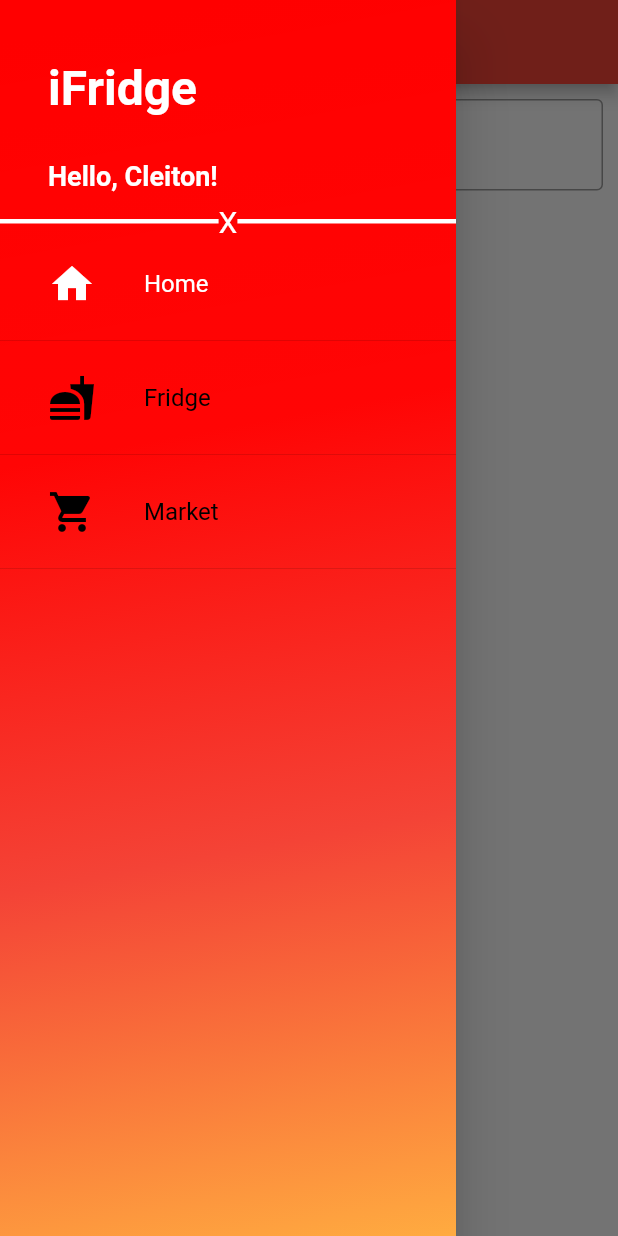
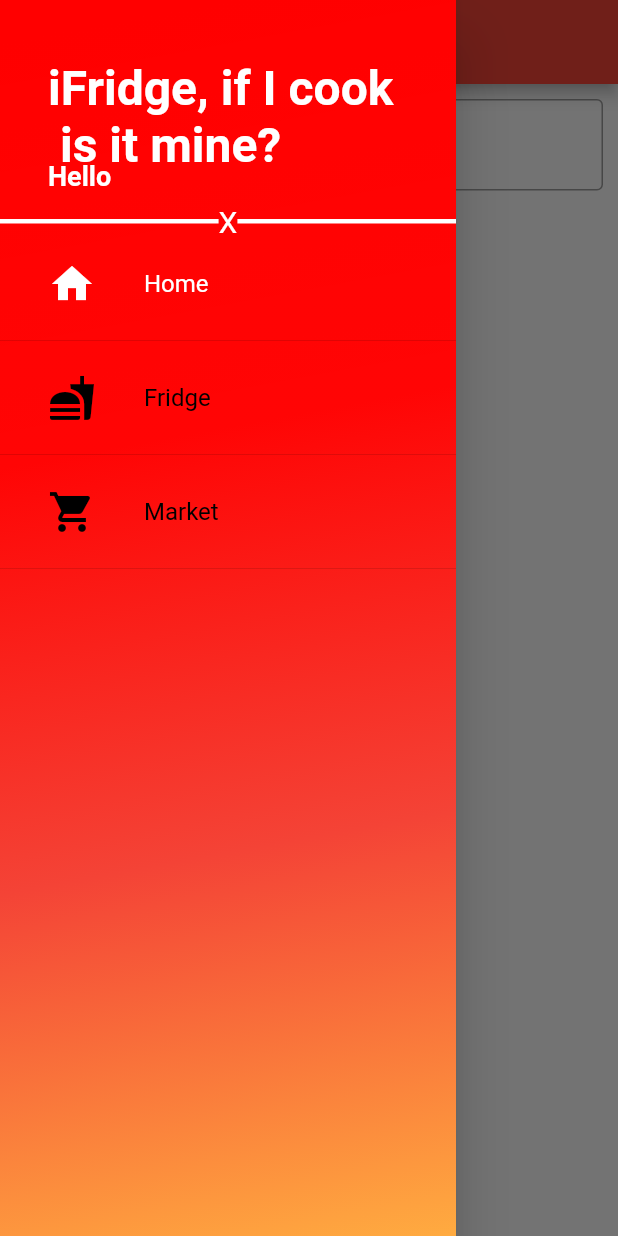
Before and after one commit to felipemelchior/iFridge, a Flutter app: the HomeScreen screen opened directly with empty values, with the side drawer open, on a phone screen of 412 x 824 dp. Run offline on Flutter 3.47's test engine with Material 2 defaults, Android fonts, the light colour scheme and no system bars; our stand-ins replace flutter_local_notifications, flutter_screenutil, font_awesome_flutter, transparent_image; network calls fail.

Commit message:
drawer updated

```diff
--- a/frontend/ifridge/lib/widgets/custom_drawer.dart
+++ b/frontend/ifridge/lib/widgets/custom_drawer.dart
@@ -39,7 +39,7 @@ class CustomDrawer extends StatelessWidget {
                       top: 8,
                       left: 0,
                       child: Text(
-                        "iFridge",
+                        "iFridge, if I cook \n is it mine?",
                         style: TextStyle(
                             fontSize: 32,
                             fontWeight: FontWeight.bold,
@@ -53,7 +53,7 @@ class CustomDrawer extends StatelessWidget {
                           crossAxisAlignment: CrossAxisAlignment.start,
                           children: <Widget>[
                             Text(
-                              "Hello, Cleiton!",
+                              "Hello",
                               style: TextStyle(
                                   fontSize: 18,
                                   fontWeight: FontWeight.bold,
```
